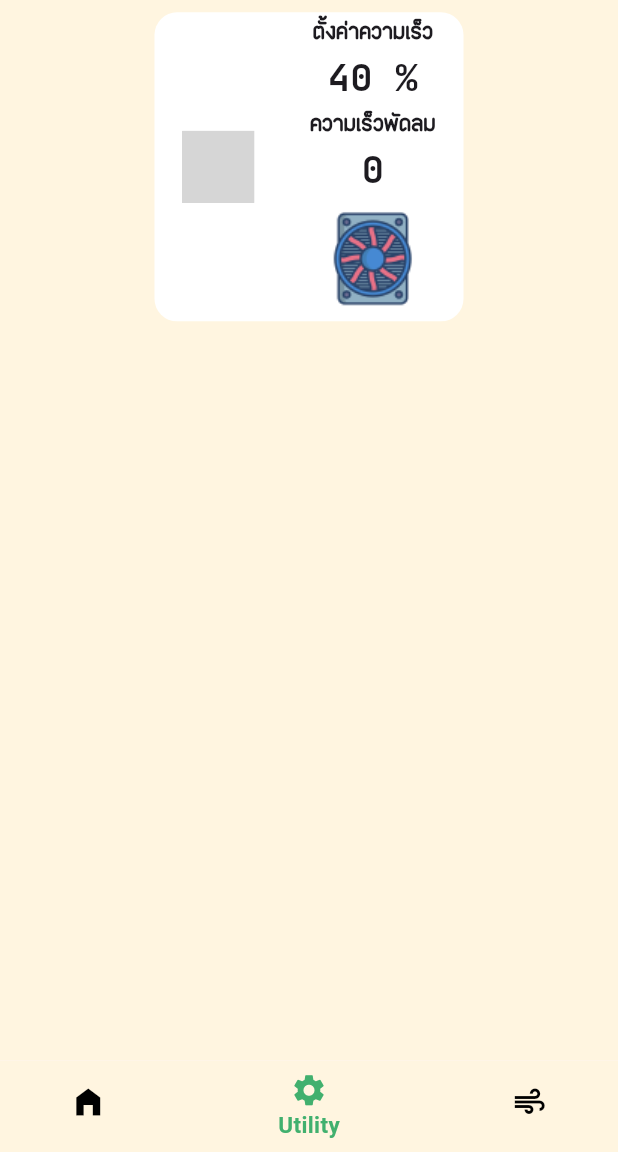
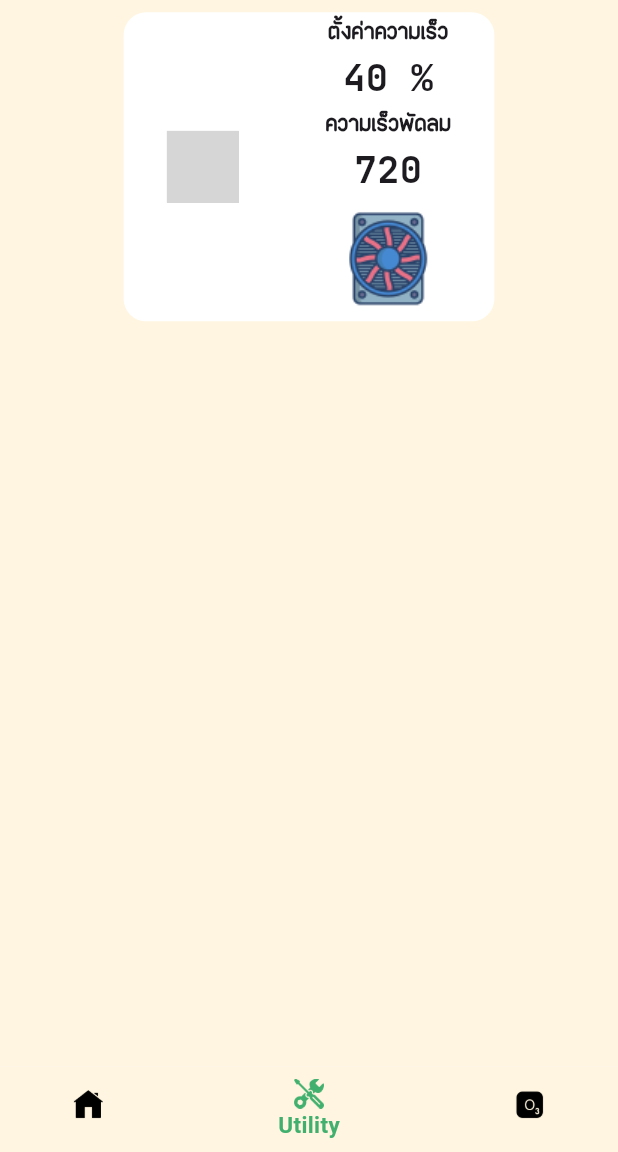
Before and after one commit to oatanurakch/mushroomapp, a Flutter app: the screen it shows after launch, item 2 of the bottom bar chosen, on a phone screen of 412 x 824 dp, the part 84-1236 px from its top. Run offline on Flutter 3.47's test engine with Material 3 defaults, Android fonts, the phone set to English and light mode, and no system bars; drawn by our look-alikes of syncfusion_flutter_sliders; missing offline and left inert: syncfusion_flutter_core; grey boxes are pictures that could not be loaded.

Commit message:
add icons, and update utility

```diff
--- a/lib/pages/utility_page.dart
+++ b/lib/pages/utility_page.dart
@@ -2,6 +2,7 @@ import 'package:flutter/material.dart';
 import 'package:syncfusion_flutter_sliders/sliders.dart';
 import 'package:syncfusion_flutter_core/theme.dart';
 
+import 'package:mushroomapp/utility/globals.dart' as globals;
 import 'package:mushroomapp/utility/constant.dart';
 
 class UtilityPage extends StatefulWidget {
@@ -12,8 +13,9 @@ class UtilityPage extends StatefulWidget {
 }
 
 class _UtilityPageState extends State<UtilityPage> {
-  double _value = 40.0;
-  int _valueRPM = 0;
+  double _value = 40;
+  int _valueRPM = ((globals.PWMVal.toInt() * 1800) / 100).round();
+  @override
   @override
   Widget build(BuildContext context) {
     return SafeArea(
@@ -30,8 +32,21 @@ class _UtilityPageState extends State<UtilityPage> {
                   Row(
                     mainAxisAlignment: MainAxisAlignment.spaceAround,
                     children: [
-                        Container(
-                          width: MediaQuery.of(context).size.width * 0.5,
+                      _buildContainerItem(),
+                    ],
+                  ),
+                ],
+              ),
+            ),
+          ],
+        ),
+      ),
+    );
+  }
+
+  _buildContainerItem() {
+    return Container(
+      width: MediaQuery.of(context).size.width * 0.6,
       height: MediaQuery.of(context).size.height * 0.25,
       decoration: BoxDecoration(
         borderRadius: BorderRadius.circular(15),
@@ -49,16 +64,12 @@ class _UtilityPageState extends State<UtilityPage> {
                 activeTrackColor: ColorPalette[2],
                 activeLabelStyle: TextStyle(
                   color: ColorPalette[2],
-                                      fontSize:
-                                          MediaQuery.of(context).size.width *
-                                              0.04,
+                  fontSize: MediaQuery.of(context).size.width * 0.04,
                   fontFamily: 'JetBrainsMono',
                 ),
                 inactiveLabelStyle: TextStyle(
                   color: ColorPalette[3],
-                                      fontSize:
-                                          MediaQuery.of(context).size.width *
-                                              0.04,
+                  fontSize: MediaQuery.of(context).size.width * 0.04,
                   fontFamily: 'JetBrainsMono',
                 ),
               ),
@@ -71,28 +82,27 @@ class _UtilityPageState extends State<UtilityPage> {
                   stepSize: 1,
                   showLabels: true,
                   enableTooltip: true,
-                                      tooltipPosition:
-                                          SliderTooltipPosition.left,
+                  tooltipPosition: SliderTooltipPosition.left,
+                  // Update the value of _valueRPM when the slider value changes
+                  onChangeEnd: (dynamic values) {
+                    globals.PWMVal = values;
+                  },
                   onChanged: (dynamic values) {
                     setState(() {
                       _value = values;
-                                          _valueRPM =
-                                              (values * 1800 / 100).round();
+                      _valueRPM = (values * 1800 / 100).round();
                     });
                   }),
             ),
           ),
           Column(
-                                mainAxisAlignment:
-                                    MainAxisAlignment.spaceAround,
+            mainAxisAlignment: MainAxisAlignment.spaceAround,
             children: [
               Text(
                 'ตั้งค่าความเร็ว',
                 style: TextStyle(
                   fontFamily: 'Maehongson',
-                                      fontSize:
-                                          MediaQuery.of(context).size.width *
-                                              0.04,
+                  fontSize: MediaQuery.of(context).size.width * 0.04,
                   fontWeight: FontWeight.bold,
                 ),
               ),
@@ -100,9 +110,7 @@ class _UtilityPageState extends State<UtilityPage> {
                 '${_value.toStringAsFixed(0)} %',
                 style: TextStyle(
                   fontFamily: 'JetBrainsMono',
-                                      fontSize:
-                                          MediaQuery.of(context).size.width *
-                                              0.06,
+                  fontSize: MediaQuery.of(context).size.width * 0.06,
                   fontWeight: FontWeight.bold,
                 ),
               ),
@@ -110,9 +118,7 @@ class _UtilityPageState extends State<UtilityPage> {
                 'ความเร็วพัดลม',
                 style: TextStyle(
                   fontFamily: 'Maehongson',
-                                      fontSize:
-                                          MediaQuery.of(context).size.width *
-                                              0.04,
+                  fontSize: MediaQuery.of(context).size.width * 0.04,
                   fontWeight: FontWeight.bold,
                 ),
               ),
@@ -120,64 +126,18 @@ class _UtilityPageState extends State<UtilityPage> {
                 '$_valueRPM',
                 style: TextStyle(
                   fontFamily: 'JetBrainsMono',
-                                      fontSize:
-                                          MediaQuery.of(context).size.width *
-                                              0.06,
+                  fontSize: MediaQuery.of(context).size.width * 0.06,
                   fontWeight: FontWeight.bold,
                 ),
               ),
               Image.asset(
                 'assets/icons/fan.png',
-                                    height: MediaQuery.of(context).size.height *
-                                        0.1,
+                height: MediaQuery.of(context).size.height * 0.1,
               ),
             ],
           ),
         ],
       ),
-                        ),
-                      ],
-                    ),
-                  ],
-                ),
-              ),
-              // Card(
-              //   shape: RoundedRectangleBorder(
-              //     borderRadius: BorderRadius.circular(
-              //         15.0), // Set this to the border radius you want
-              //   ),
-              //   child: Row(
-              //     children: [
-              //       Container(
-              //         margin: EdgeInsets.fromLTRB(10, 5, 0, 5),
-              //         child: SfSliderTheme(
-              //           data: SfSliderThemeData(
-              //             tooltipBackgroundColor: ColorPalette[2],
-              //           ),
-              //           child: SfSlider.vertical(
-              //               activeColor: ColorPalette[2],
-              //               min: 0.0,
-              //               max: 100.0,
-              //               value: _value,
-              //               interval: 20,
-              //               showTicks: true,
-              //               stepSize: 1,
-              //               showLabels: true,
-              //               enableTooltip: true,
-              //               tooltipPosition: SliderTooltipPosition.right,
-              //               onChanged: (dynamic values) {
-              //                 setState(() {
-              //                   _value = values;
-              //                 });
-              //               }),
-              //         ),
-              //       ),
-              //       Image.asset('assets/icons/fan.png'),
-              //     ],
-              //   ),
-              // ),
-            ],
-          )),
     );
   }
 }
--- /dev/null
+++ b/lib/utility/globals.dart
@@ -0,0 +1,3 @@
+library my_prj.globals;
+
+double PWMVal = 40;
--- a/lib/widgets/bottom_navbar.dart
+++ b/lib/widgets/bottom_navbar.dart
@@ -64,17 +64,26 @@ class _BTNavigationState extends State<BTNavigation> {
           unselectedItemColor: Colors.black,
           items: [
             BottomNavigationBarItem(
-              icon: Icon(Icons.home_filled),
+              icon: ImageIcon(
+                AssetImage('assets/icons/home.png'),
+                size: 20,
+              ),
               label: 'Overview',
               backgroundColor: ColorPalette[0],
             ),
             BottomNavigationBarItem(
-              icon: Icon(Icons.settings),
+              icon: ImageIcon(
+                AssetImage('assets/icons/tools.png'),
+                size: 20,
+              ),
               label: 'Utility',
               backgroundColor: ColorPalette[0],
             ),
             BottomNavigationBarItem(
-              icon: Icon(Icons.air),
+              icon: ImageIcon(
+                AssetImage('assets/icons/ozone.png'),
+                size: 20,
+              ),
               label: 'Ozone',
               backgroundColor: ColorPalette[0],
             ),
```
Also changed, not shown: assets/icons/home.png (added), assets/icons/ozone.png (added), assets/icons/tools.png (added). Lines whose indentation alone changed are shown as unchanged.
